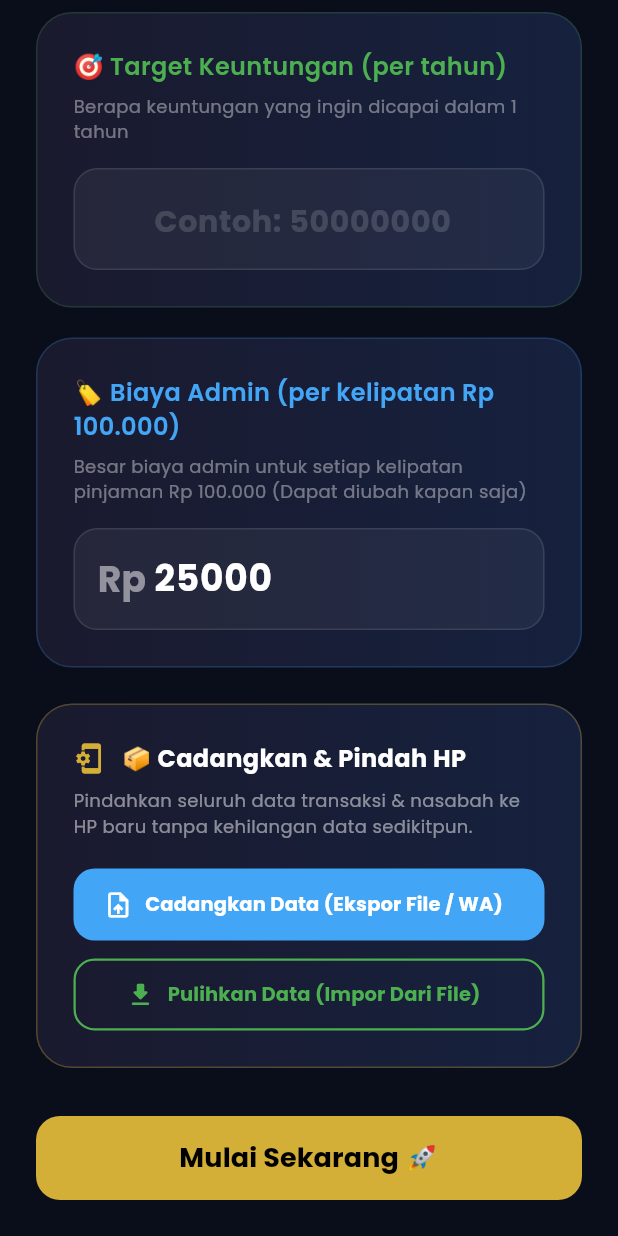
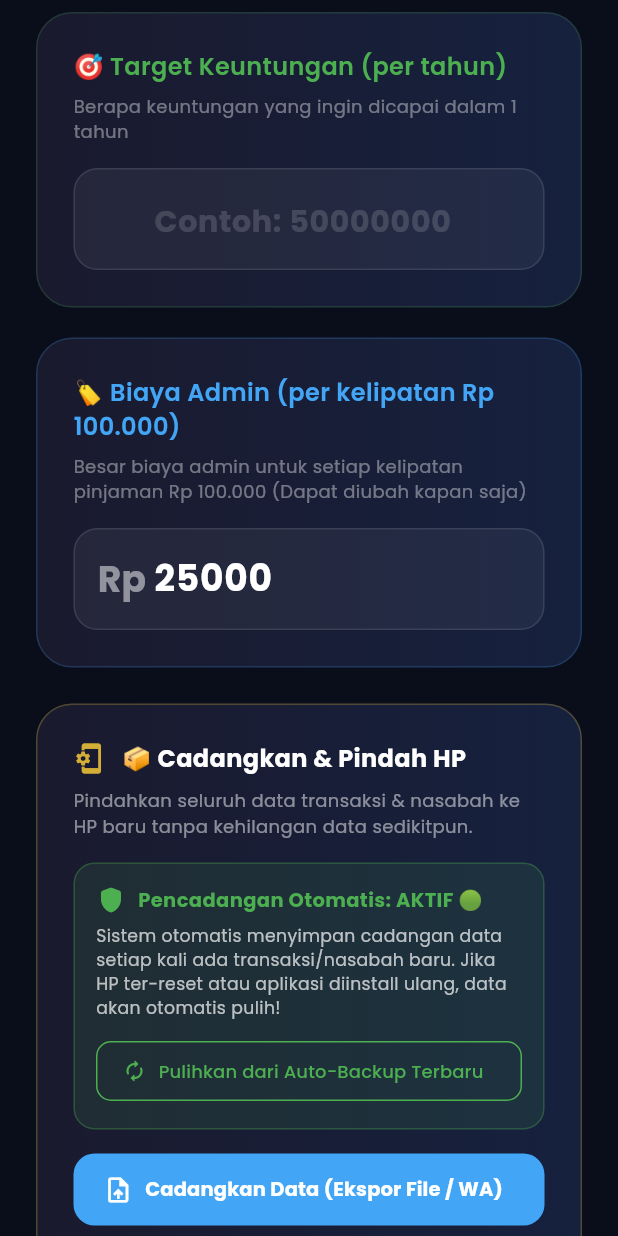
Before and after one commit to WagYu31/APK-OFLINE-KREDIT-PINTAR, a Flutter app: the SettingsScreen screen opened directly, scrolled down 524 dp, on a phone screen of 412 x 824 dp. Run offline on Flutter 3.47's test engine with Material 3 defaults, Android fonts, the phone set to English and light mode, and no system bars; our stand-ins replace file_picker, google_fonts, pdf, printing, share_plus, sqflite; accounts and stored records are empty.

Commit message:
Add Automatic Backup & Auto-Restore feature

```diff
--- a/lib/screens/settings_screen.dart
+++ b/lib/screens/settings_screen.dart
@@ -132,6 +132,7 @@ class _SettingsScreenState extends State<SettingsScreen> {
 
   @override
   Widget build(BuildContext context) {
+    final provider = Provider.of<AppProvider>(context);
     return Scaffold(
       backgroundColor: const Color(0xFF0A0E1A),
       appBar: widget.isFirstTime
@@ -467,7 +468,110 @@ class _SettingsScreenState extends State<SettingsScreen> {
                       fontSize: 12,
                     ),
                   ),
-                  const SizedBox(height: 20),
+                  const SizedBox(height: 16),
+
+                  // Banner System Cadangan Otomatis
+                  Container(
+                    padding: const EdgeInsets.all(14),
+                    margin: const EdgeInsets.only(bottom: 16),
+                    decoration: BoxDecoration(
+                      color: const Color(0xFF4CAF50).withOpacity(0.12),
+                      borderRadius: BorderRadius.circular(14),
+                      border: Border.all(
+                        color: const Color(0xFF4CAF50).withOpacity(0.3),
+                      ),
+                    ),
+                    child: Column(
+                      crossAxisAlignment: CrossAxisAlignment.start,
+                      children: [
+                        const Row(
+                          children: [
+                            Icon(Icons.shield_rounded,
+                                color: Color(0xFF4CAF50), size: 20),
+                            SizedBox(width: 8),
+                            Expanded(
+                              child: Text(
+                                'Pencadangan Otomatis: AKTIF 🟢',
+                                style: TextStyle(
+                                  color: Color(0xFF4CAF50),
+                                  fontWeight: FontWeight.bold,
+                                  fontSize: 13,
+                                ),
+                              ),
+                            ),
+                          ],
+                        ),
+                        const SizedBox(height: 6),
+                        Text(
+                          'Sistem otomatis menyimpan cadangan data setiap kali ada transaksi/nasabah baru. Jika HP ter-reset atau aplikasi diinstall ulang, data akan otomatis pulih!',
+                          style: TextStyle(
+                            color: Colors.white.withOpacity(0.7),
+                            fontSize: 11.5,
+                          ),
+                        ),
+                        if (provider.lastAutoBackupTime != null) ...[
+                          const SizedBox(height: 8),
+                          Text(
+                            '🕒 Terakhir Cadangkan: ${provider.lastAutoBackupTime}',
+                            style: const TextStyle(
+                              color: Color(0xFFD4AF37),
+                              fontSize: 11,
+                              fontWeight: FontWeight.bold,
+                            ),
+                          ),
+                        ],
+                        const SizedBox(height: 10),
+                        SizedBox(
+                          width: double.infinity,
+                          child: OutlinedButton.icon(
+                            onPressed: () async {
+                              final restored =
+                                  await provider.checkAndRestoreAutoBackup();
+                              if (context.mounted) {
+                                if (restored) {
+                                  ScaffoldMessenger.of(context).showSnackBar(
+                                    SnackBar(
+                                      content: const Text(
+                                          'Data Berhasil Dipulihkan dari Auto-Backup Terbaru! 🎉'),
+                                      backgroundColor: const Color(0xFF4CAF50),
+                                      behavior: SnackBarBehavior.floating,
+                                      shape: RoundedRectangleBorder(
+                                          borderRadius:
+                                              BorderRadius.circular(12)),
+                                    ),
+                                  );
+                                } else {
+                                  ScaffoldMessenger.of(context).showSnackBar(
+                                    SnackBar(
+                                      content: const Text(
+                                          'Tidak ada file Auto-Backup atau data sudah up to date.'),
+                                      backgroundColor: const Color(0xFFFF9800),
+                                      behavior: SnackBarBehavior.floating,
+                                      shape: RoundedRectangleBorder(
+                                          borderRadius:
+                                              BorderRadius.circular(12)),
+                                    ),
+                                  );
+                                }
+                              }
+                            },
+                            icon:
+                                const Icon(Icons.autorenew_rounded, size: 16),
+                            label: const Text(
+                                'Pulihkan dari Auto-Backup Terbaru',
+                                style: TextStyle(fontSize: 12)),
+                            style: OutlinedButton.styleFrom(
+                              foregroundColor: const Color(0xFF4CAF50),
+                              side: const BorderSide(color: Color(0xFF4CAF50)),
+                              shape: RoundedRectangleBorder(
+                                borderRadius: BorderRadius.circular(10),
+                              ),
+                            ),
+                          ),
+                        ),
+                      ],
+                    ),
+                  ),
                   // Button 1: Cadangkan Data (Ekspor)
                   SizedBox(
                     width: double.infinity,
```
Also changed, not shown: lib/providers/app_provider.dart (+59 -0 lines).
